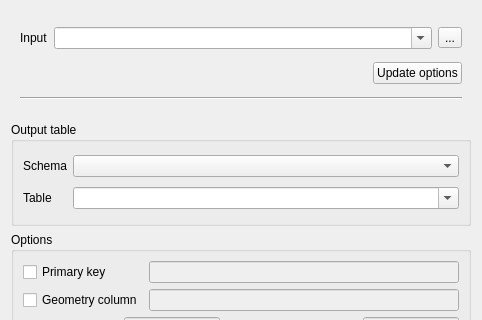
This is python/plugins/db_manager/ui/DlgImportVector.ui in qgis/QGIS as Qt 5 draws it before an edit; both pictures show x 0 to 482 and y 0 to 320 of the 482 by 496 pixel window. The edited form follows.
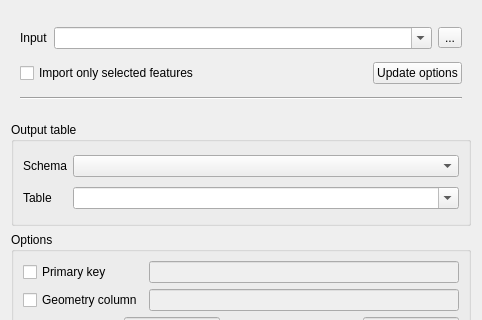
This is the edited form.

Commit message: Add "import only selected features" option to db manager

Diff of the .ui file:
```diff
--- a/python/plugins/db_manager/ui/DlgImportVector.ui
+++ b/python/plugins/db_manager/ui/DlgImportVector.ui
@@ -62,6 +62,13 @@
       </item>
       <item row="1" column="0" colspan="4">
        <layout class="QHBoxLayout" name="horizontalLayout_2">
+        <item>
+         <widget class="QCheckBox" name="chkSelectedFeatures">
+          <property name="text">
+           <string>Import only selected features</string>
+          </property>
+         </widget>
+        </item>
         <item>
          <spacer name="horizontalSpacer">
           <property name="orientation">
```
The commit also changes 1 other file.
